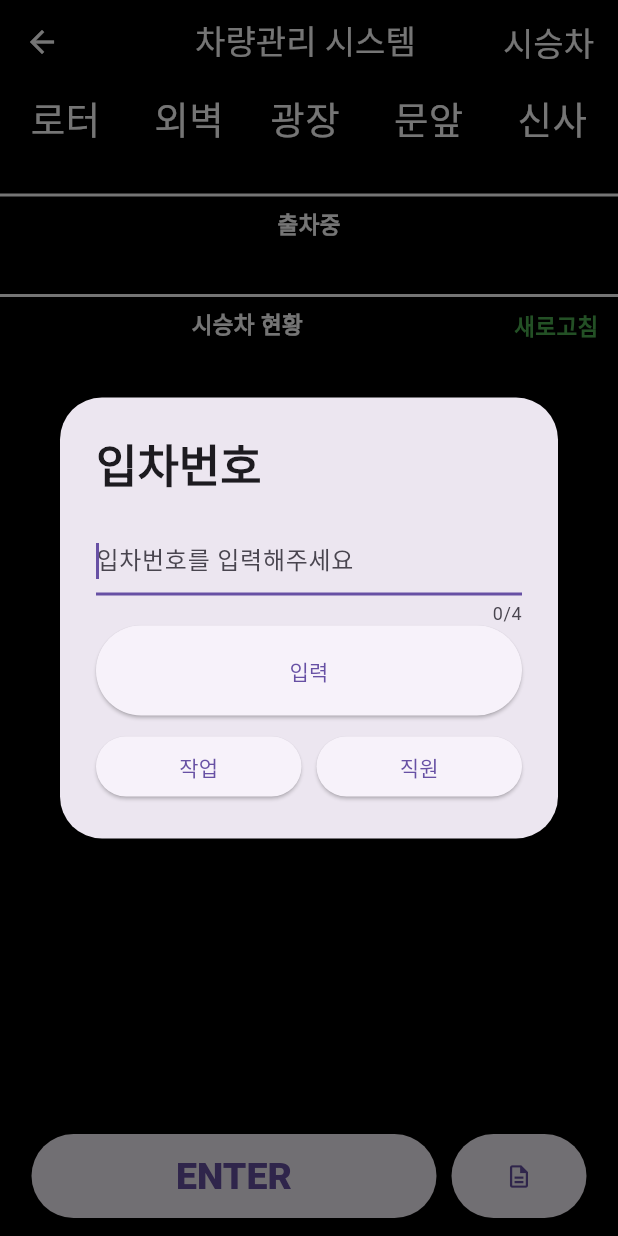
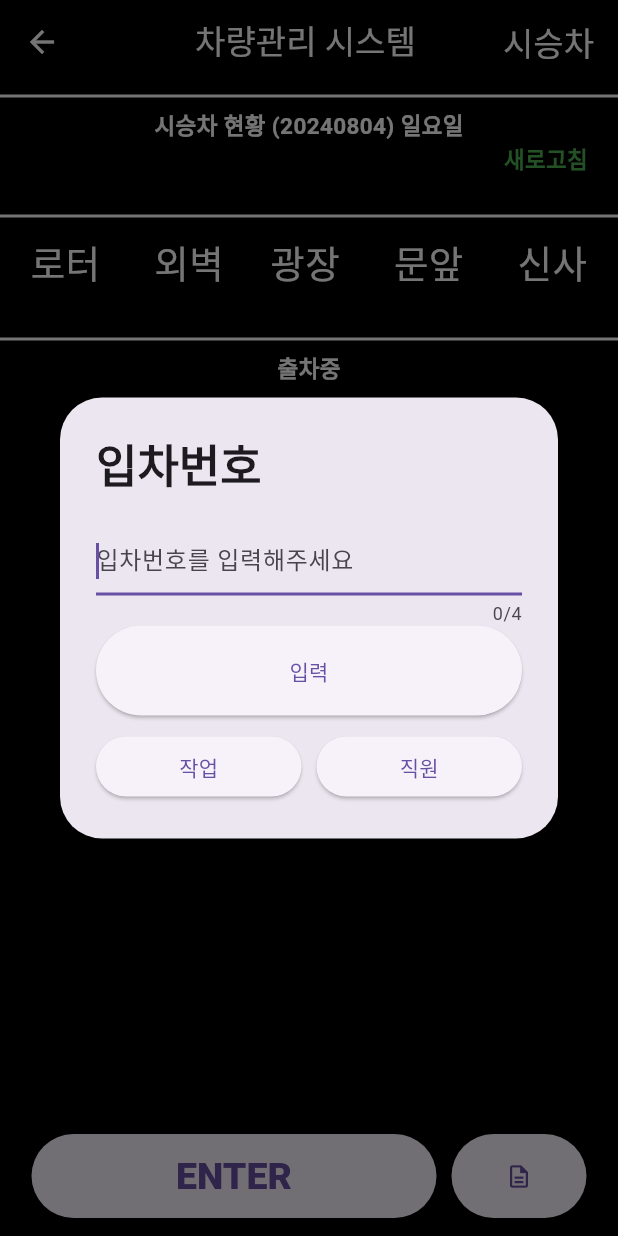
Before and after one commit to hokkihiroo/husky-team, a Flutter app: the Team1View screen opened directly with empty values, after a tap on "ENTER", on a phone screen of 412 x 824 dp. Run offline on Flutter 3.47's test engine with Material 3 defaults, Android fonts, the phone set to English and light mode, and no system bars; our stand-ins replace cloud_firestore, firebase_auth, firebase_core, firebase_messaging, flutter_local_notifications, googleapis_auth and 2 more; missing offline and left inert: telephony; accounts and stored records are empty.

Commit message:
08/05/sucess

```diff
--- a/lib/2car_management_system/team1/team1_adress_const.dart
+++ b/lib/2car_management_system/team1/team1_adress_const.dart
@@ -109,3 +109,8 @@ String getWeeks(int dayOfWeek){
   }
   return '';
 }
+
+String getDayOfWeek(DateTime date) {
+  List<String> days = ['월요일', '화요일', '수요일', '목요일', '금요일', '토요일', '일요일'];
+  return days[date.weekday - 1];
+}
--- a/lib/2car_management_system/team1/team1_view.dart
+++ b/lib/2car_management_system/team1/team1_view.dart
@@ -25,6 +25,8 @@ class _Team1ViewState extends State<Team1View> {
   String carNumber = '';
   String CarListAdress = CARLIST + formatTodayDate();
   Telephony telephony = Telephony.instance;
+  String CarScheduleAdress = formatTodayDate();
+  String dayOfWeek = '';
 
   @override
   void initState() {
@@ -32,6 +34,8 @@ class _Team1ViewState extends State<Team1View> {
     if (Platform.isAndroid) {
       requestSmsPermission(context);
     }
+    DateTime now = DateTime.now();
+    dayOfWeek = getDayOfWeek(now);
   }
 
   void requestSmsPermission(BuildContext context) async {
@@ -84,6 +88,61 @@ class _Team1ViewState extends State<Team1View> {
         body: SingleChildScrollView(
           child: Column(
             children: [
+              Divider(
+                color: Colors.white, // 선 색상
+                thickness: 2.0, // 선 두께
+              ),
+              Row(
+                mainAxisAlignment: MainAxisAlignment.center,
+                children: [
+                  Text(
+                    '시승차 현황 ($CarScheduleAdress) $dayOfWeek',
+                    style: TextStyle(
+                      fontSize: 15,
+                      fontWeight: FontWeight.bold,
+                      color: Colors.white,
+                    ),
+                  ),
+                ],
+              ),
+              Row(
+                mainAxisAlignment: MainAxisAlignment.end,
+                children: [
+                  GestureDetector(
+                    onTap: () {
+                      setState(() {
+                        CarScheduleAdress = formatTodayDate();
+                        DateTime now = DateTime.now();
+                        dayOfWeek = getDayOfWeek(now);
+                      });
+                    },
+                    child: Text(
+                      '새로고침',
+                      style: TextStyle(
+                        fontSize: 15,
+                        fontWeight: FontWeight.bold,
+                        color: Colors.green,
+                      ),
+                    ),
+                  ),
+                  SizedBox(
+                    width: 20,
+                  ),
+                ],
+              ),
+              SizedBox(
+                height: 10,
+              ),
+              CarScheduleView(
+                CarScheduleAdress: CarScheduleAdress,
+              ),
+              SizedBox(
+                height: 10,
+              ),
+              Divider(
+                color: Colors.white, // 선 색상
+                thickness: 2.0, // 선 두께
+              ),
               _LocationName(),
               SizedBox(
                 height: 20,
@@ -120,51 +179,6 @@ class _Team1ViewState extends State<Team1View> {
               SizedBox(
                 height: 20,
               ),
-              Divider(
-                color: Colors.white, // 선 색상
-                thickness: 2.0, // 선 두께
-              ),
-              Row(
-                children: [
-                  Expanded(
-                    flex: 4,
-                    child: Center(
-                      child: Text(
-                        '시승차 현황',
-                        style: TextStyle(
-                          fontSize: 15,
-                          fontWeight: FontWeight.bold,
-                          color: Colors.white,
-                        ),
-                      ),
-                    ),
-                  ),
-                  Expanded(
-                    flex: 1,
-                    child: Center(
-                      child: GestureDetector(
-                        onTap: (){
-                          setState(() {
-
-                          });
-                        },
-                        child: Text(
-                          '새로고침',
-                          style: TextStyle(
-                            fontSize: 15,
-                            fontWeight: FontWeight.bold,
-                            color: Colors.green,
-                          ),
-                        ),
-                      ),
-                    ),
-                  ),
-                ],
-              ),
-              SizedBox(
-                height: 10,
-              ),
-              CarScheduleView(),
             ],
           ),
         ),
```
Also changed, not shown: lib/2car_management_system/team1/team1_carschedule_card.dart (+16 -1 lines), lib/2car_management_system/team1/team1_carschedule_view.dart (+112 -16 lines), lib/2car_management_system/team1/team1_carschedule_view_card.dart (+30 -8 lines), lib/2car_management_system/team1/team1_carschhedule_model.dart (+7 -0 lines).
